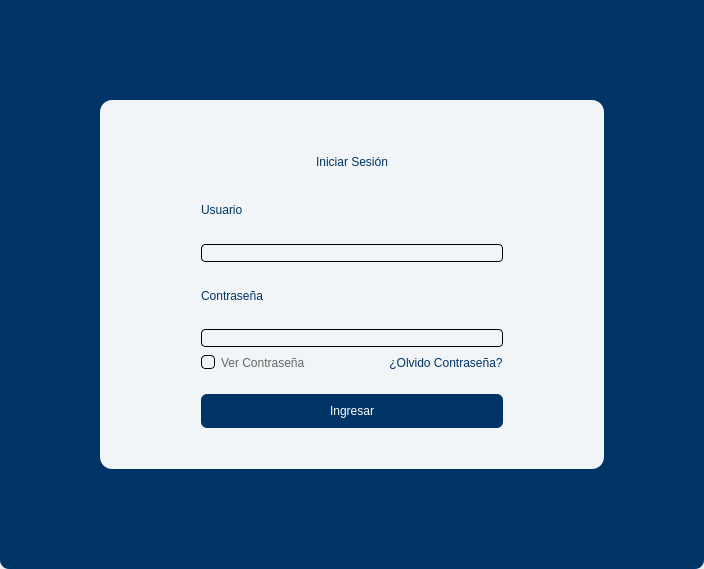
AlexING-7/Gestion_Pasantes, file UI/login.ui: the form before one commit.
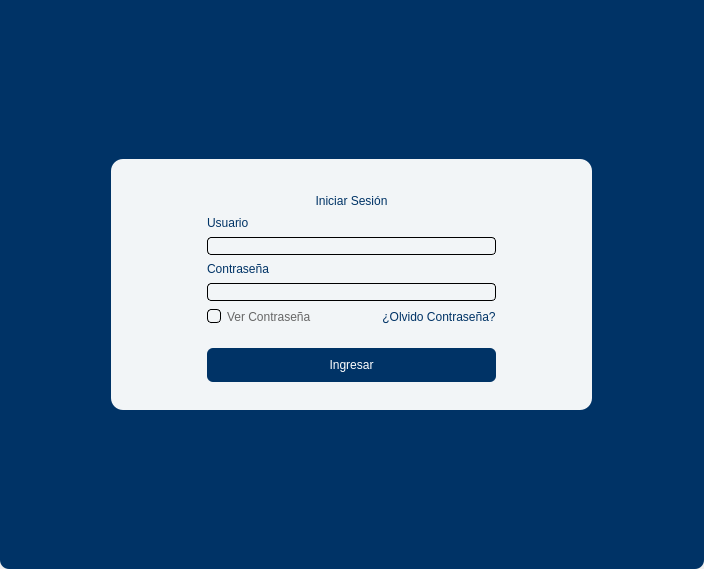
The form after the commit.

Patch:
```diff
--- a/UI/login.ui
+++ b/UI/login.ui
@@ -63,6 +63,12 @@
       </property>
       <item row="0" column="0">
        <widget class="QFrame" name="frame_2">
+        <property name="sizePolicy">
+         <sizepolicy hsizetype="Fixed" vsizetype="Fixed">
+          <horstretch>50</horstretch>
+          <verstretch>50</verstretch>
+         </sizepolicy>
+        </property>
         <property name="styleSheet">
          <string notr="true">QFrame{
 background:rgba(255, 255, 255, 0.95);
```
